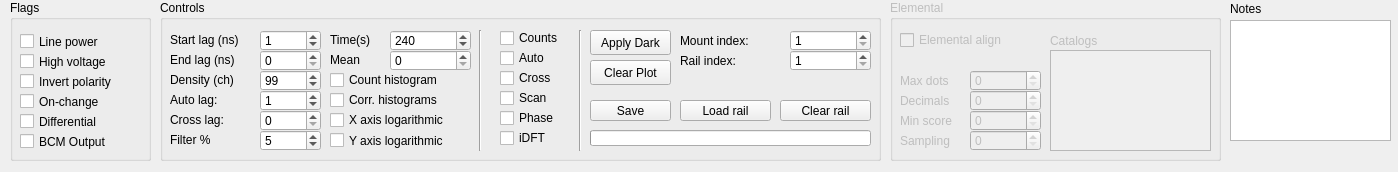
Old version of the form line.ui in the repository ahp-electronics/xc-gui.
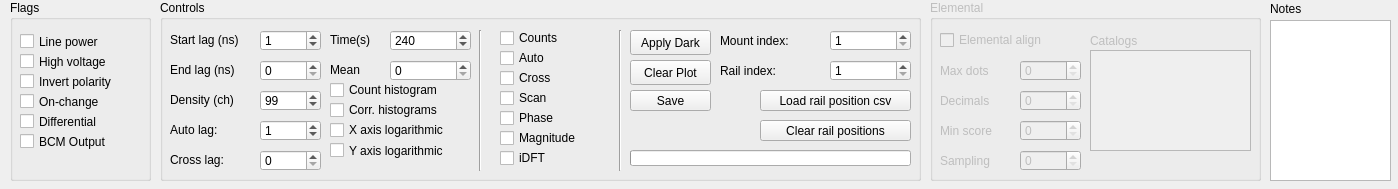
New version of the form.

The edit to the form file:
```diff
--- a/line.ui
+++ b/line.ui
@@ -7,7 +7,7 @@
     <x>0</x>
     <y>0</y>
     <width>1398</width>
-    <height>172</height>
+    <height>189</height>
    </rect>
   </property>
   <property name="windowTitle">
@@ -19,7 +19,7 @@
      <x>10</x>
      <y>0</y>
      <width>141</width>
-     <height>161</height>
+     <height>181</height>
     </rect>
    </property>
    <property name="title">
@@ -107,17 +107,17 @@
   <widget class="QPlainTextEdit" name="Notes">
    <property name="geometry">
     <rect>
-     <x>1230</x>
+     <x>1270</x>
      <y>20</y>
-     <width>161</width>
-     <height>121</height>
+     <width>121</width>
+     <height>161</height>
     </rect>
    </property>
   </widget>
   <widget class="QLabel" name="label">
    <property name="geometry">
     <rect>
-     <x>1230</x>
+     <x>1270</x>
      <y>0</y>
      <width>67</width>
      <height>17</height>
@@ -133,10 +133,10 @@
    </property>
    <property name="geometry">
     <rect>
-     <x>890</x>
+     <x>930</x>
      <y>0</y>
      <width>331</width>
-     <height>161</height>
+     <height>181</height>
     </rect>
    </property>
    <property name="title">
@@ -148,9 +148,9 @@
     </property>
     <property name="geometry">
      <rect>
-      <x>80</x>
-      <y>130</y>
-      <width>71</width>
+      <x>90</x>
+      <y>150</y>
+      <width>61</width>
       <height>21</height>
      </rect>
     </property>
@@ -161,9 +161,9 @@
     </property>
     <property name="geometry">
      <rect>
-      <x>80</x>
-      <y>70</y>
-      <width>71</width>
+      <x>90</x>
+      <y>60</y>
+      <width>61</width>
       <height>21</height>
      </rect>
     </property>
@@ -175,7 +175,7 @@
     <property name="geometry">
      <rect>
       <x>10</x>
-      <y>70</y>
+      <y>60</y>
       <width>71</width>
       <height>21</height>
      </rect>
@@ -188,7 +188,7 @@
     <property name="geometry">
      <rect>
       <x>10</x>
-      <y>110</y>
+      <y>120</y>
       <width>71</width>
       <height>21</height>
      </rect>
@@ -203,9 +203,9 @@
     </property>
     <property name="geometry">
      <rect>
-      <x>80</x>
+      <x>90</x>
       <y>90</y>
-      <width>71</width>
+      <width>61</width>
       <height>21</height>
      </rect>
     </property>
@@ -232,9 +232,9 @@
     </property>
     <property name="geometry">
      <rect>
-      <x>80</x>
-      <y>110</y>
-      <width>71</width>
+      <x>90</x>
+      <y>120</y>
+      <width>61</width>
       <height>21</height>
      </rect>
     </property>
@@ -256,7 +256,7 @@
     <property name="geometry">
      <rect>
       <x>10</x>
-      <y>130</y>
+      <y>150</y>
       <width>71</width>
       <height>21</height>
      </rect>
@@ -312,8 +312,8 @@
     <rect>
      <x>160</x>
      <y>0</y>
-     <width>721</width>
-     <height>161</height>
+     <width>761</width>
+     <height>181</height>
     </rect>
    </property>
    <property name="title">
@@ -324,7 +324,7 @@
      <rect>
       <x>340</x>
       <y>30</y>
-      <width>71</width>
+      <width>111</width>
       <height>16</height>
      </rect>
     </property>
@@ -340,7 +340,7 @@
      <rect>
       <x>340</x>
       <y>50</y>
-      <width>71</width>
+      <width>111</width>
       <height>16</height>
      </rect>
     </property>
@@ -378,7 +378,7 @@
     <property name="geometry">
      <rect>
       <x>10</x>
-      <y>50</y>
+      <y>60</y>
       <width>81</width>
       <height>20</height>
      </rect>
@@ -391,7 +391,7 @@
     <property name="geometry">
      <rect>
       <x>100</x>
-      <y>50</y>
+      <y>60</y>
       <width>61</width>
       <height>21</height>
      </rect>
@@ -405,7 +405,7 @@
      <rect>
       <x>340</x>
       <y>70</y>
-      <width>71</width>
+      <width>111</width>
       <height>16</height>
      </rect>
     </property>
@@ -417,7 +417,7 @@
     <property name="geometry">
      <rect>
       <x>100</x>
-      <y>70</y>
+      <y>90</y>
       <width>61</width>
       <height>21</height>
      </rect>
@@ -436,7 +436,7 @@
     <property name="geometry">
      <rect>
       <x>10</x>
-      <y>70</y>
+      <y>90</y>
       <width>91</width>
       <height>20</height>
      </rect>
@@ -451,7 +451,7 @@
       <x>310</x>
       <y>30</y>
       <width>21</width>
-      <height>121</height>
+      <height>141</height>
      </rect>
     </property>
     <property name="orientation">
@@ -462,7 +462,7 @@
     <property name="geometry">
      <rect>
       <x>100</x>
-      <y>90</y>
+      <y>120</y>
       <width>61</width>
       <height>21</height>
      </rect>
@@ -475,7 +475,7 @@
     <property name="geometry">
      <rect>
       <x>100</x>
-      <y>110</y>
+      <y>150</y>
       <width>61</width>
       <height>21</height>
      </rect>
@@ -488,7 +488,7 @@
     <property name="geometry">
      <rect>
       <x>10</x>
-      <y>90</y>
+      <y>120</y>
       <width>91</width>
       <height>20</height>
      </rect>
@@ -501,8 +501,8 @@
     <property name="geometry">
      <rect>
       <x>10</x>
-      <y>110</y>
-      <width>91</width>
+      <y>150</y>
+      <width>81</width>
       <height>20</height>
      </rect>
     </property>
@@ -515,7 +515,7 @@
      <rect>
       <x>340</x>
       <y>90</y>
-      <width>71</width>
+      <width>111</width>
       <height>16</height>
      </rect>
     </property>
@@ -527,8 +527,8 @@
     <property name="geometry">
      <rect>
       <x>340</x>
-      <y>130</y>
-      <width>71</width>
+      <y>150</y>
+      <width>111</width>
       <height>16</height>
      </rect>
     </property>
@@ -539,10 +539,10 @@
    <widget class="Line" name="line_3">
     <property name="geometry">
      <rect>
-      <x>410</x>
+      <x>450</x>
       <y>30</y>
       <width>21</width>
-      <height>121</height>
+      <height>141</height>
      </rect>
     </property>
     <property name="orientation">
@@ -552,7 +552,7 @@
    <widget class="QPushButton" name="TakeDark">
     <property name="geometry">
      <rect>
-      <x>430</x>
+      <x>470</x>
       <y>30</y>
       <width>81</width>
       <height>25</height>
@@ -565,7 +565,7 @@
    <widget class="QPushButton" name="Clear">
     <property name="geometry">
      <rect>
-      <x>430</x>
+      <x>470</x>
       <y>60</y>
       <width>81</width>
       <height>25</height>
@@ -578,8 +578,8 @@
    <widget class="QProgressBar" name="Progress">
     <property name="geometry">
      <rect>
-      <x>430</x>
-      <y>130</y>
+      <x>470</x>
+      <y>150</y>
       <width>281</width>
       <height>16</height>
      </rect>
@@ -594,7 +594,7 @@
    <widget class="QLabel" name="label_14">
     <property name="geometry">
      <rect>
-      <x>520</x>
+      <x>560</x>
       <y>30</y>
       <width>111</width>
       <height>21</height>
@@ -607,8 +607,8 @@
    <widget class="QLabel" name="label_13">
     <property name="geometry">
      <rect>
-      <x>520</x>
-      <y>50</y>
+      <x>560</x>
+      <y>60</y>
       <width>111</width>
       <height>21</height>
      </rect>
@@ -620,7 +620,7 @@
    <widget class="QSpinBox" name="MountMotorIndex">
     <property name="geometry">
      <rect>
-      <x>630</x>
+      <x>670</x>
       <y>30</y>
       <width>81</width>
       <height>21</height>
@@ -636,8 +636,8 @@
    <widget class="QSpinBox" name="RailMotorIndex">
     <property name="geometry">
      <rect>
-      <x>630</x>
-      <y>50</y>
+      <x>670</x>
+      <y>60</y>
       <width>81</width>
       <height>21</height>
      </rect>
@@ -652,8 +652,8 @@
    <widget class="QPushButton" name="Save">
     <property name="geometry">
      <rect>
-      <x>430</x>
-      <y>100</y>
+      <x>470</x>
+      <y>90</y>
       <width>81</width>
       <height>21</height>
      </rect>
@@ -662,35 +662,6 @@
      <string>Save</string>
     </property>
    </widget>
-   <widget class="QLabel" name="label_12">
-    <property name="geometry">
-     <rect>
-      <x>10</x>
-      <y>130</y>
-      <width>91</width>
-      <height>20</height>
-     </rect>
-    </property>
-    <property name="text">
-     <string>Filter %</string>
-    </property>
-   </widget>
-   <widget class="QSpinBox" name="LoPass">
-    <property name="geometry">
-     <rect>
-      <x>100</x>
-      <y>130</y>
-      <width>61</width>
-      <height>21</height>
-     </rect>
-    </property>
-    <property name="maximum">
-     <number>25</number>
-    </property>
-    <property name="value">
-     <number>5</number>
-    </property>
-   </widget>
    <widget class="QSpinBox" name="Duration">
     <property name="geometry">
      <rect>
@@ -733,7 +704,7 @@
     <property name="geometry">
      <rect>
       <x>170</x>
-      <y>110</y>
+      <y>120</y>
       <width>141</width>
       <height>20</height>
      </rect>
@@ -749,7 +720,7 @@
     <property name="geometry">
      <rect>
       <x>170</x>
-      <y>130</y>
+      <y>140</y>
       <width>141</width>
       <height>21</height>
      </rect>
@@ -761,34 +732,34 @@
    <widget class="QPushButton" name="loadRail">
     <property name="geometry">
      <rect>
-      <x>520</x>
-      <y>100</y>
-      <width>91</width>
+      <x>600</x>
+      <y>90</y>
+      <width>151</width>
       <height>21</height>
      </rect>
     </property>
     <property name="text">
-     <string>Load rail</string>
+     <string>Load rail position csv</string>
     </property>
    </widget>
    <widget class="QPushButton" name="clearRail">
     <property name="geometry">
      <rect>
-      <x>620</x>
-      <y>100</y>
-      <width>91</width>
+      <x>600</x>
+      <y>120</y>
+      <width>151</width>
       <height>21</height>
      </rect>
     </property>
     <property name="text">
-     <string>Clear rail</string>
+     <string>Clear rail positions</string>
     </property>
    </widget>
    <widget class="QSpinBox" name="MinValue">
     <property name="geometry">
      <rect>
       <x>230</x>
-      <y>50</y>
+      <y>60</y>
       <width>81</width>
       <height>21</height>
      </rect>
@@ -810,8 +781,8 @@
     <property name="geometry">
      <rect>
       <x>170</x>
-      <y>50</y>
-      <width>61</width>
+      <y>60</y>
+      <width>51</width>
       <height>20</height>
      </rect>
     </property>
@@ -826,7 +797,7 @@
     <property name="geometry">
      <rect>
       <x>170</x>
-      <y>70</y>
+      <y>80</y>
       <width>141</width>
       <height>20</height>
      </rect>
@@ -842,7 +813,7 @@
     <property name="geometry">
      <rect>
       <x>170</x>
-      <y>90</y>
+      <y>100</y>
       <width>141</width>
       <height>20</height>
      </rect>
@@ -856,7 +827,7 @@
      <rect>
       <x>340</x>
       <y>110</y>
-      <width>71</width>
+      <width>111</width>
       <height>16</height>
      </rect>
     </property>
@@ -864,6 +835,19 @@
      <string>Phase</string>
     </property>
    </widget>
+   <widget class="QCheckBox" name="show_magnitude">
+    <property name="geometry">
+     <rect>
+      <x>340</x>
+      <y>130</y>
+      <width>111</width>
+      <height>16</height>
+     </rect>
+    </property>
+    <property name="text">
+     <string>Magnitude</string>
+    </property>
+   </widget>
   </widget>
  </widget>
  <resources/>
```
